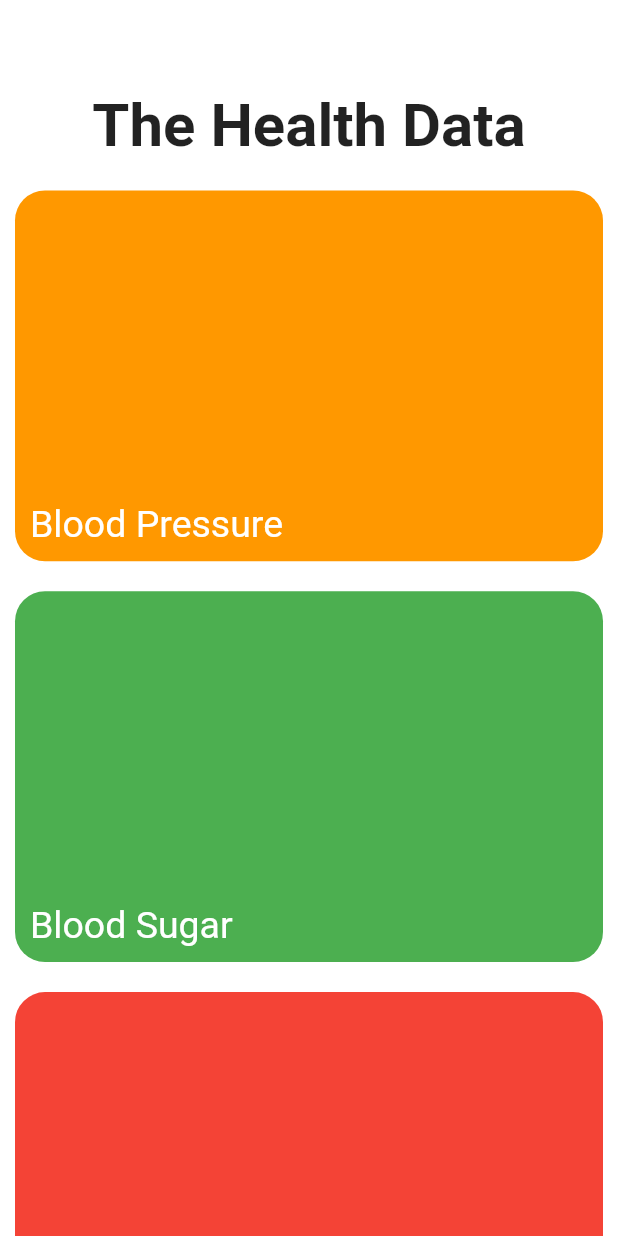
After one commit to technodumb/ImMed-dothack, a Flutter app: the HealthDataScreen screen opened by its route, on a phone screen of 412 x 824 dp. The commit adds this screen. Run offline on Flutter 3.47's test engine with Material 2 defaults, Android fonts, the phone set to English and light mode, and no system bars.

Commit message:
remaning UI

```diff
--- /dev/null
+++ b/lib/HealthDataScreen/health_data_screen.dart
@@ -0,0 +1,104 @@
+import 'package:flutter/material.dart';
+
+class HealthDataScreen extends StatelessWidget {
+  const HealthDataScreen({Key? key}) : super(key: key);
+  @override
+  Widget build(BuildContext context) {
+    var size = MediaQuery.of(context).size;
+    return Scaffold(
+      body: SingleChildScrollView(
+        child: Container(
+            padding: const EdgeInsets.all(10),
+            child: Column(children: [
+              const SizedBox(height: 50),
+              const Text(
+                "The Health Data",
+                style: TextStyle(
+                  fontSize: 40,
+                  fontWeight: FontWeight.bold,
+                ),
+              ),
+              const SizedBox(height: 20),
+              Container(
+                width: double.infinity,
+                height: size.width * 0.6,
+                decoration: BoxDecoration(
+                    borderRadius: BorderRadius.circular(20),
+                    color: Colors.orange),
+                padding: const EdgeInsets.all(10),
+                child: const Align(
+                  alignment: Alignment.bottomLeft,
+                  child: Text(
+                    "Blood Pressure",
+                    style: TextStyle(
+                      color: Colors.white,
+                      fontSize: 25,
+                      fontWeight: FontWeight.w400,
+                    ),
+                  ),
+                ),
+              ),
+              const SizedBox(height: 20),
+              Container(
+                width: double.infinity,
+                height: size.width * 0.6,
+                decoration: BoxDecoration(
+                    borderRadius: BorderRadius.circular(20),
+                    color: Colors.green),
+                padding: const EdgeInsets.all(10),
+                child: const Align(
+                  alignment: Alignment.bottomLeft,
+                  child: Text(
+                    "Blood Sugar",
+                    style: TextStyle(
+                      color: Colors.white,
+                      fontSize: 25,
+                      fontWeight: FontWeight.w400,
+                    ),
+                  ),
+                ),
+              ),
+              const SizedBox(height: 20),
+              Container(
+                width: double.infinity,
+                height: size.width * 0.6,
+                decoration: BoxDecoration(
+                    borderRadius: BorderRadius.circular(20), color: Colors.red),
+                padding: const EdgeInsets.all(10),
+                child: const Align(
+                  alignment: Alignment.bottomLeft,
+                  child: Text(
+                    "Temperature",
+                    style: TextStyle(
+                      color: Colors.white,
+                      fontSize: 25,
+                      fontWeight: FontWeight.w400,
+                    ),
+                  ),
+                ),
+              ),
+              const SizedBox(height: 20),
+              Container(
+                width: double.infinity,
+                height: size.width * 0.6,
+                decoration: BoxDecoration(
+                    borderRadius: BorderRadius.circular(20),
+                    color: Colors.purple),
+                padding: const EdgeInsets.all(10),
+                child: const Align(
+                  alignment: Alignment.bottomLeft,
+                  child: Text(
+                    "Blood Oxygen Level",
+                    style: TextStyle(
+                      color: Colors.white,
+                      fontSize: 25,
+                      fontWeight: FontWeight.w400,
+                    ),
+                  ),
+                ),
+              ),
+            ])),
+      ),
+    );
+  }
+}
--- a/lib/ProfileSwitcher/components/round_button.dart
+++ b/lib/ProfileSwitcher/components/round_button.dart
@@ -3,12 +3,10 @@ import 'package:immed_dothack/globals.dart';
 
 class RoundButton extends StatelessWidget {
   final int id;
-  final String name;
   final Color color, textColor;
   const RoundButton({
     Key? key,
     required this.id,
-    required this.name,
     this.color = kPrimaryColor,
     this.textColor = Colors.white,
   }) : super(key: key);
@@ -37,7 +35,7 @@ class RoundButton extends StatelessWidget {
             ),
             SizedBox(height: size.height * 0.01),
             Text(
-              name,
+              profileNames[id - 1],
               style: const TextStyle(
                 color: Colors.white,
                 fontSize: 20,
--- a/lib/globals.dart
+++ b/lib/globals.dart
@@ -2,3 +2,5 @@ import 'package:flutter/material.dart';
 
 const kPrimaryColor = Color(0xFF6F35A5);
 const kPrimaryLightColor = Color(0xFFF1E6FF);
+
+const profileNames = ['Tony', 'Bruce', 'Steve', 'Natasha', 'Peter'];
--- a/lib/main.dart
+++ b/lib/main.dart
@@ -21,7 +21,7 @@ class MyApp extends StatelessWidget {
         primaryColor: kPrimaryColor,
         scaffoldBackgroundColor: Colors.white,
       ),
-      home: ProfileSwitcher(),
+      home: const ProfileSwitcher(),
       routes: pageRoutes,
     );
   }
--- a/lib/routes.dart
+++ b/lib/routes.dart
@@ -1,8 +1,16 @@
 import 'package:flutter/material.dart';
 import 'package:immed_dothack/ProfileHome/profile_home.dart';
+import 'EmergencyScreen/emergency.dart';
+import 'FullCheckUpScreen/full_check_up_screen.dart';
+import 'HealthDataScreen/health_data_screen.dart';
+import 'PartialCheckUpScreen/partial_checkup_screen.dart';
 import 'ProfileSwitcher/profile_switcher.dart';
 
 var pageRoutes = <String, Widget Function(BuildContext)>{
   '/profile_switcher': (BuildContext context) => const ProfileSwitcher(),
   '/profile_home': (BuildContext context) => const ProfileHome(),
+  '/show_health': (BuildContext context) => const HealthDataScreen(),
+  '/full_check_up': (BuildContext context) => const FullCheckUpScreen(),
+  '/partial_check_up': (BuildContext context) => const PartialCheckUpScreen(),
+  '/emergency_screen': (BuildContext context) => const EmergencyScreen(),
 };
--- a/pubspec.yaml
+++ b/pubspec.yaml
@@ -58,7 +58,9 @@ flutter:
   uses-material-design: true
 
   # To add assets to your application, add an assets section, like this:
-  # assets:
+  assets:
+    - assets/loading.gif
+    - assets/transmit.gif
   #   - images/a_dot_burr.jpeg
   #   - images/a_dot_ham.jpeg
 
```
Also changed, not shown: lib/EmergencyScreen/emergency.dart (added, +27 -0 lines), lib/FullCheckUpScreen/full_check_up_screen.dart (added, +27 -0 lines), lib/PartialCheckUpScreen/partial_checkup_screen.dart (added, +91 -0 lines), lib/ProfileHome/components/rounded_button.dart (added, +40 -0 lines), lib/ProfileHome/profile_home.dart (+110 -1 lines), lib/ProfileSwitcher/profile_switcher.dart (+9 -7 lines), assets/loading.gif (added), assets/transmit.gif (added).
